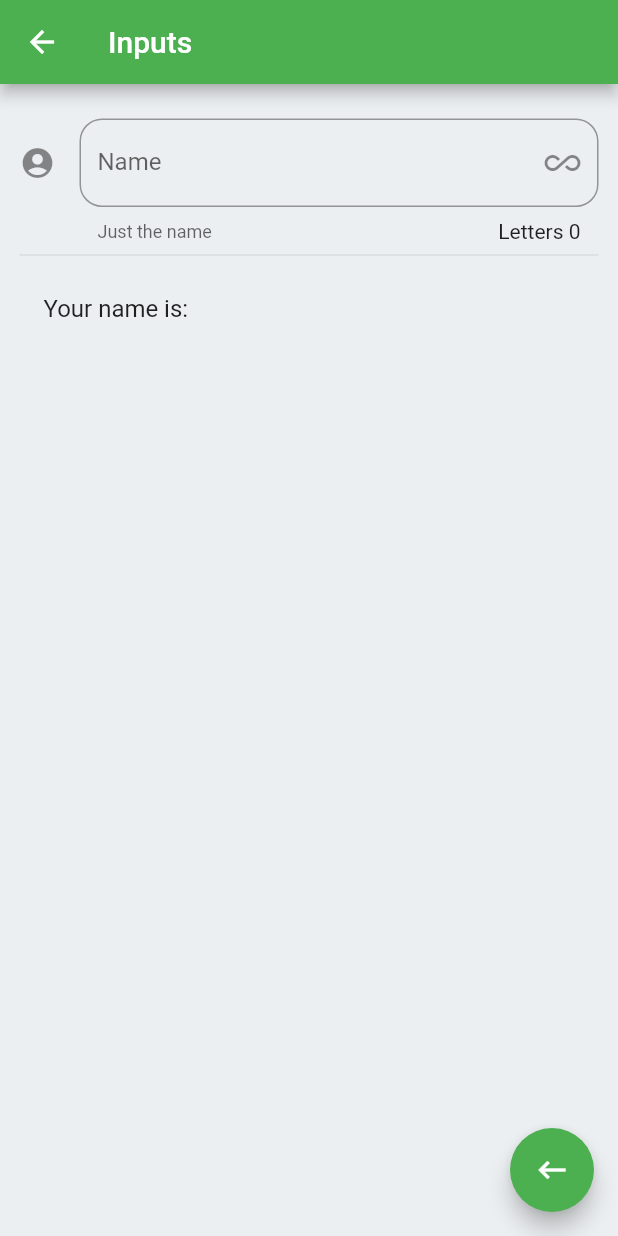
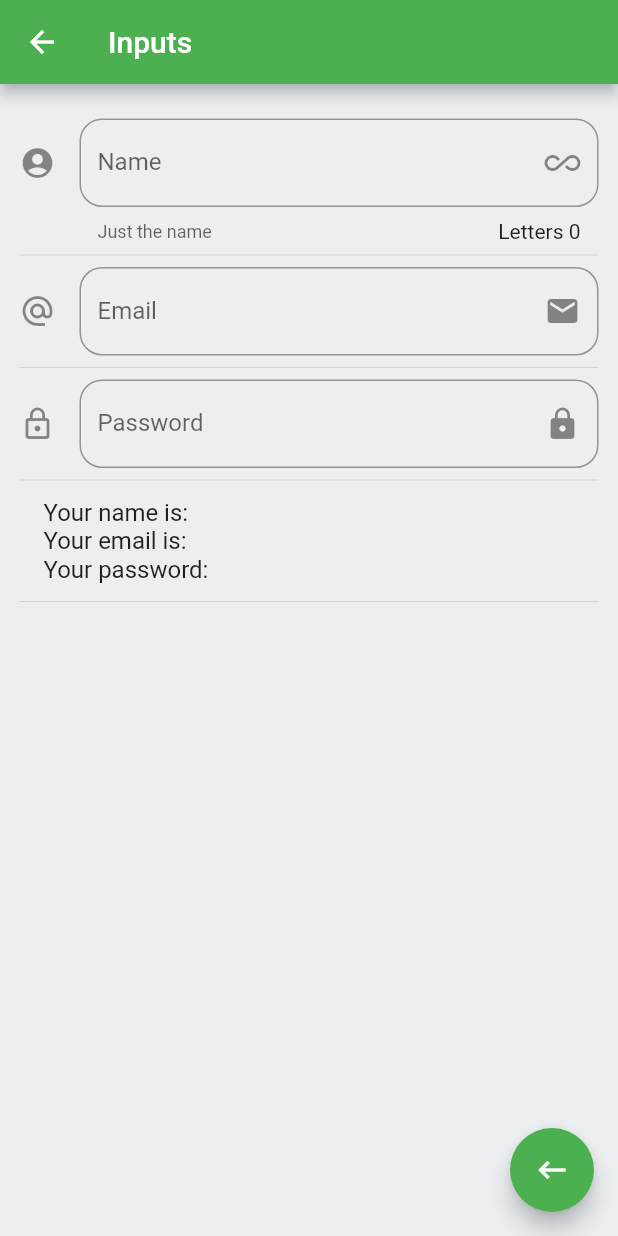
Before and after one commit to jas095/components_app, a Flutter app: the InputPage screen opened by its route, on a phone screen of 412 x 824 dp. Run offline on Flutter 3.47's test engine with Material 2 defaults, Android fonts, the phone set to English and light mode, and no system bars.

Commit message:
Adding new inputs fields

```diff
--- a/lib/src/pages/input_page.dart
+++ b/lib/src/pages/input_page.dart
@@ -10,6 +10,10 @@ class InputPage extends StatefulWidget {
 class _InputPageState extends State<InputPage> {
   String _name = '';
 
+  String _email = '';
+
+  String _password = '';
+
   @override
   Widget build(BuildContext context) {
     return Scaffold(
@@ -20,7 +24,16 @@ class _InputPageState extends State<InputPage> {
       ),
       body: ListView(
         padding: EdgeInsets.symmetric(horizontal: 13.0, vertical: 23.0),
-        children: <Widget>[_createInputs(), Divider(), _createPerson()],
+        children: <Widget>[
+          _createInputs(),
+          Divider(),
+          _createEmail(),
+          Divider(),
+          _createPassword(),
+          Divider(),
+          _showFields(),
+          Divider(),
+        ],
       ),
       floatingActionButton: FloatingActionButton(
         child: Icon(Icons.keyboard_backspace),
@@ -35,9 +48,12 @@ class _InputPageState extends State<InputPage> {
   Widget _createInputs() {
     return TextField(
       // autofocus: true,
+      cursorColor: Colors.green,
       textCapitalization: TextCapitalization.sentences,
       decoration: InputDecoration(
-          border: OutlineInputBorder(borderRadius: BorderRadius.circular(15.0)),
+          border: OutlineInputBorder(
+              borderRadius: BorderRadius.circular(15.0),
+              borderSide: BorderSide(color: Colors.green, width: 1.0)),
           counter: Text('Letters ${_name.length}'),
           hintText: 'Complete name',
           labelText: 'Name',
@@ -52,9 +68,45 @@ class _InputPageState extends State<InputPage> {
     );
   }
 
-  Widget _createPerson() {
+  Widget _createEmail() {
+    return TextField(
+      keyboardType: TextInputType.emailAddress,
+      decoration: InputDecoration(
+          border: OutlineInputBorder(borderRadius: BorderRadius.circular(15.0)),
+          hintText: 'Email',
+          labelText: 'Email',
+          icon: Icon(Icons.alternate_email),
+          suffixIcon: Icon(Icons.email)),
+      onChanged: (value) {
+        setState(() {
+          _email = value;
+        });
+      },
+    );
+  }
+
+  Widget _createPassword() {
+    return TextField(
+      obscureText: true,
+      keyboardType: TextInputType.emailAddress,
+      decoration: InputDecoration(
+          border: OutlineInputBorder(borderRadius: BorderRadius.circular(15.0)),
+          hintText: 'Password',
+          labelText: 'Password',
+          icon: Icon(Icons.lock_outline),
+          suffixIcon: Icon(Icons.lock)),
+      onChanged: (value) {
+        setState(() {
+          _password = value;
+        });
+      },
+    );
+  }
+
+  Widget _showFields() {
     return ListTile(
-      title: Text('Your name is: $_name'),
+      title: Text(
+          'Your name is: $_name\nYour email is: $_email\nYour password: $_password'),
     );
   }
 }
```
